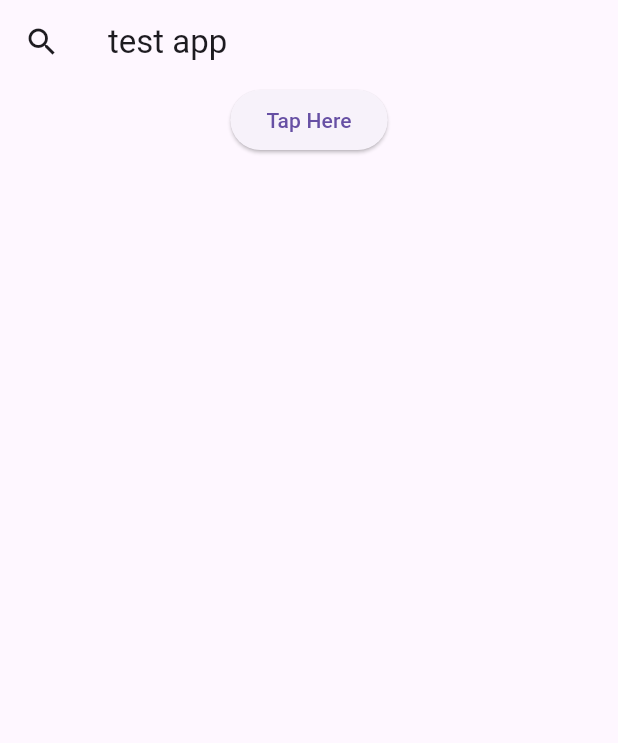
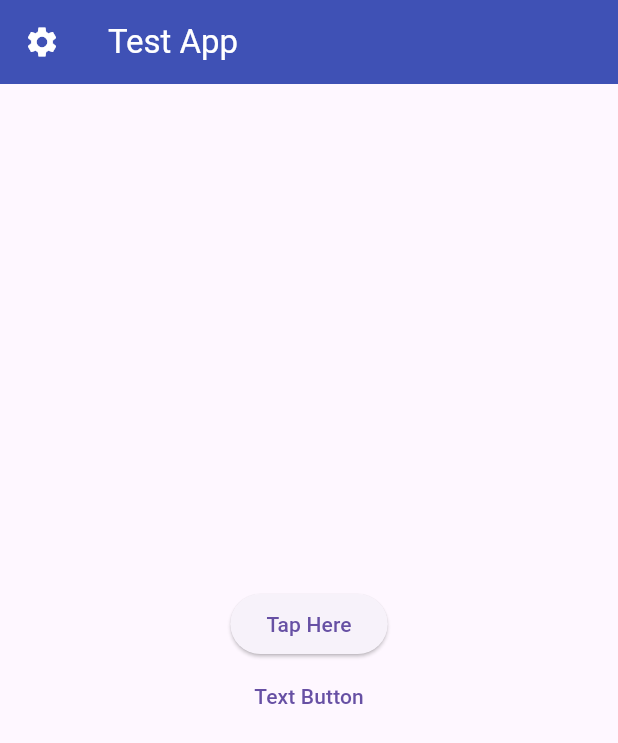
Before and after one commit to designerabdulhai/sunday, a Flutter app: the screen it shows after launch, on a phone screen of 412 x 824 dp. Shown: the top 743 px of the screen. Run offline on Flutter 3.47's test engine with Material 3 defaults, Android fonts, the phone set to English and light mode, and no system bars.

```diff
--- a/lib/main.dart
+++ b/lib/main.dart
@@ -1,8 +1,6 @@
-// ignore_for_file: prefer_const_constructors
-
 import 'package:flutter/material.dart';
 
-void main(){
+void main() {
   runApp(Rubel());
 }
 
@@ -16,19 +14,29 @@ class Rubel extends StatelessWidget {
   }
 }
 
-class HomeScrean extends StatelessWidget {
+class HomeScrean extends StatelessWidget{
   @override
   Widget build (BuildContext context) {
     return Scaffold(
       appBar: AppBar(
-        title: Text('test app'),
-        leading: Icon(Icons.search),
+        title: Text('Test App'),
+        leading: Icon(Icons.settings),
+        backgroundColor: Colors.indigo,
+        foregroundColor: Colors.white,
+      ),
+      body:Center (child:
 
-      ),
-      body: Center(child: Column(children: [
-        ElevatedButton(onPressed: (){}, child: Text('Tap Here'),
-        ),
-      ]),),
+        Column
+          (
+          mainAxisAlignment: MainAxisAlignment.center,
+          children: [
+        ElevatedButton(onPressed: () {
+
+        },
+            child: Text('Tap Here')),
+            TextButton(onPressed: (){}, child: Text('Text Button'))
+        ],)
+        ,),
     );
   }
 }
```
